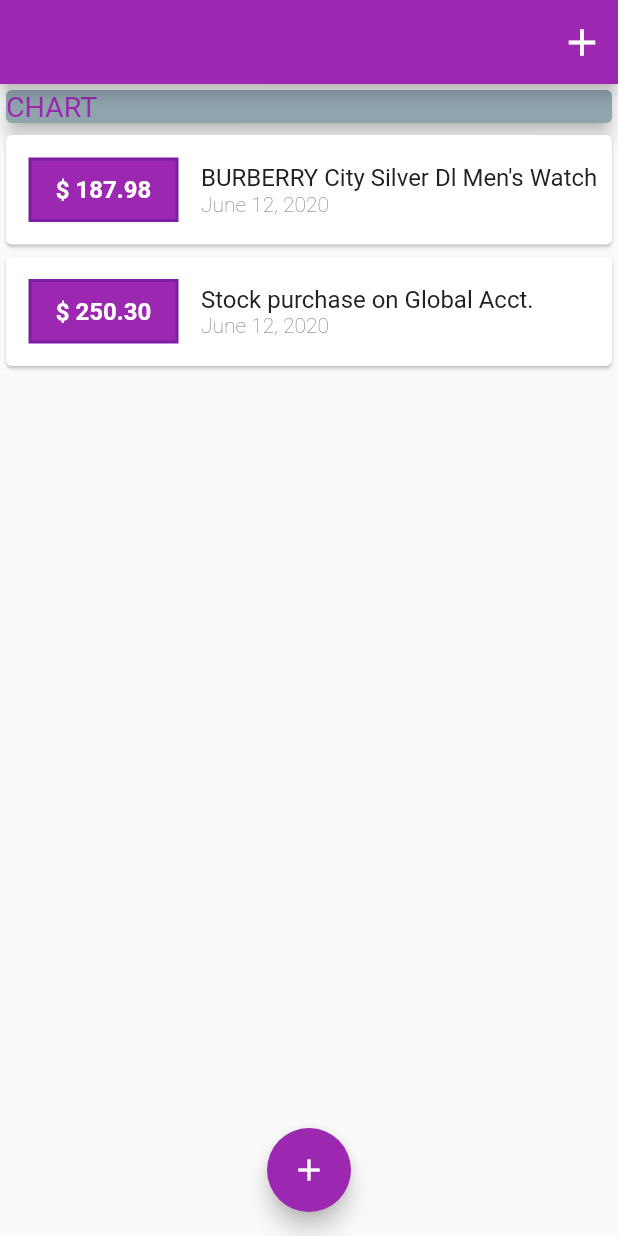
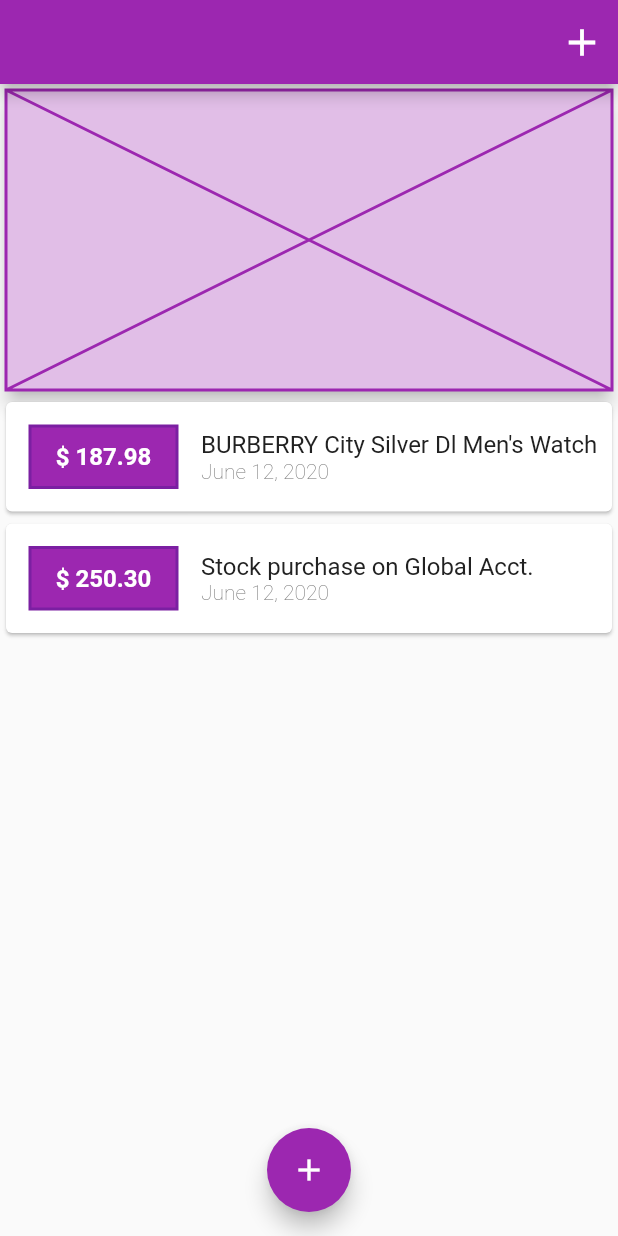
Before and after one commit to msawo/spese_app, a Flutter app: the screen it shows after launch, on a phone screen of 412 x 824 dp. Run offline on Flutter 3.47's test engine with Material 2 defaults, Android fonts, the phone set to English and light mode, and no system bars.

```diff
--- a/lib/screen/homePage.dart
+++ b/lib/screen/homePage.dart
@@ -77,12 +77,10 @@ class _HomePageState extends State<HomePage> {
             children: <Widget>[
               Card(
                 child: Container(
+                  height: 200,
+                  color: lightPrimaryColor,
                   width: double.infinity,
-                  child: Text('CHART',
-                      style: TextStyle(
-                        fontSize: 19,
-                        color: primaryColor,
-                      )),
+                  child: Placeholder(color: primaryColor,),
                 ),
                 elevation: 5,
                 color: Colors.blueGrey.shade300,
```
